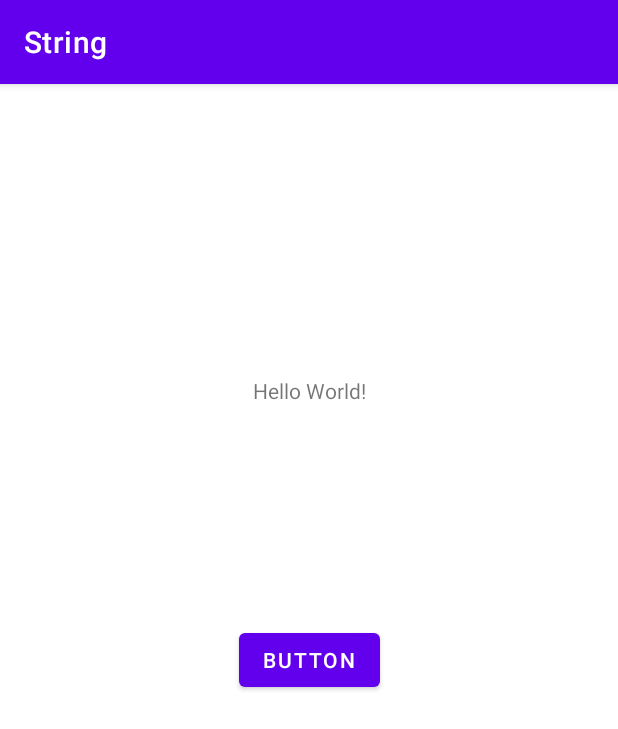
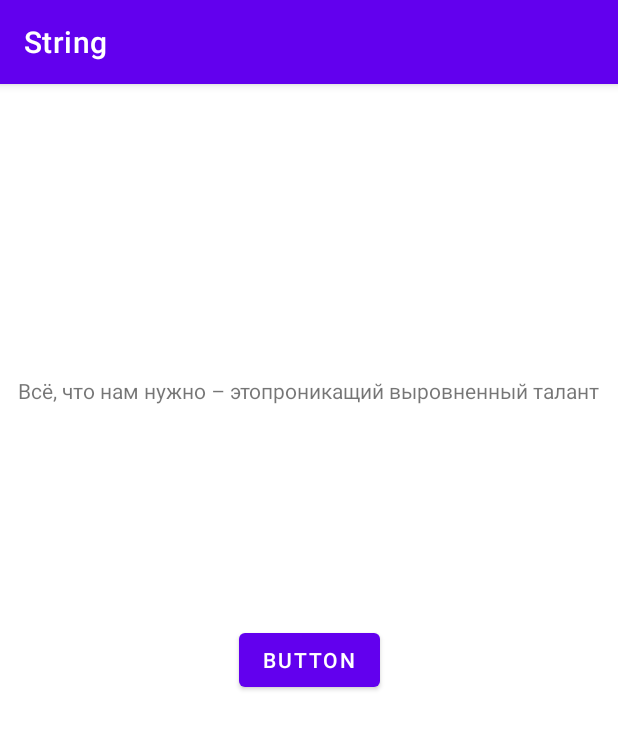
Before and after one commit to bekishevaleria/String, an Android app: the screen it shows after launch (MainActivity), after a tap on "BUTTON", on a phone screen of 412 x 824 dp. Shown: the top 729 px of the screen. Run offline under Robolectric (Android 15) with nearby library versions, the phone set to English and light mode, and no system bars.

Commit message:
Вывод текста по кнопке

```diff
--- a/app/src/main/java/com/example/string/MainActivity.java
+++ b/app/src/main/java/com/example/string/MainActivity.java
@@ -3,12 +3,27 @@ package com.example.string;
 import androidx.appcompat.app.AppCompatActivity;
 
 import android.os.Bundle;
+import android.view.View;
+import android.widget.Button;
+import android.widget.TextView;
 
 public class MainActivity extends AppCompatActivity {
+
+    String str = "Всё, что нам нужно – это";
+    TextView text;
+    Button butt;
 
     @Override
     protected void onCreate(Bundle savedInstanceState) {
         super.onCreate(savedInstanceState);
         setContentView(R.layout.activity_main);
+
+        text = findViewById(R.id.text);
+        butt = findViewById(R.id.butt);
+    }
+
+    public void butclick(View view) {
+
+        text.setText(str + Phraser.PhraserGen());
     }
 }
```
